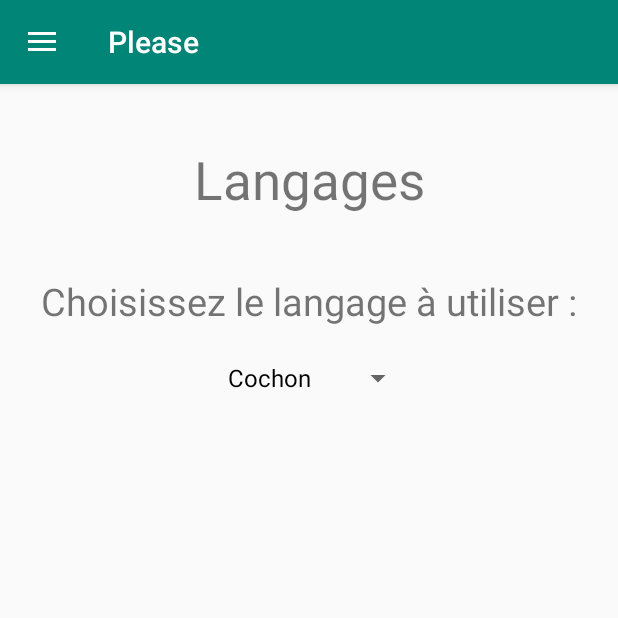
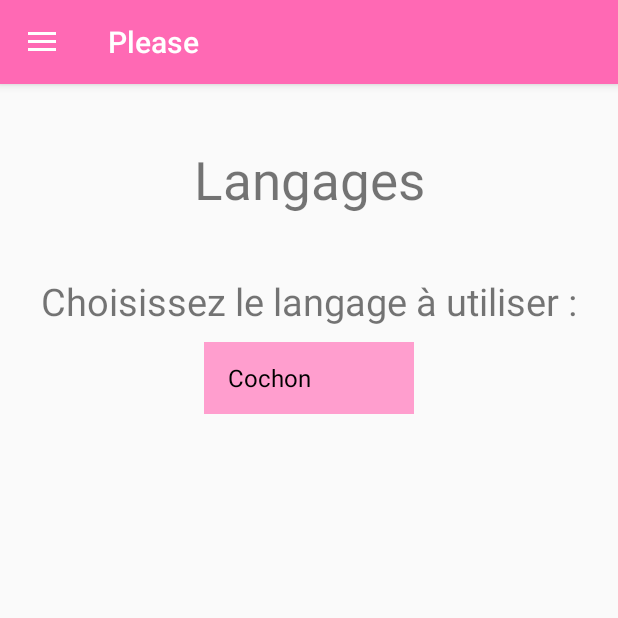
Before and after one commit to PinsardF/Gruiker, an Android app: the screen it shows after launch (MainActivity), after a tap on "Langages", on a phone screen of 412 x 824 dp, the top half of it. Run offline under Robolectric (Android 15) with nearby library versions, the phone set to English and light mode, and no system bars; 1 other tap on this screen came first.

Commit message:
Languages layout : colors progressed Next objective : implement "add a language" form

```diff
--- a/app/src/main/java/com/example/gruiker/Model/MainActivity.java
+++ b/app/src/main/java/com/example/gruiker/Model/MainActivity.java
@@ -3,6 +3,7 @@ package com.example.gruiker.Model;
 import android.content.Context;
 import android.content.SharedPreferences;
 import android.graphics.Color;
+import android.graphics.drawable.ColorDrawable;
 import android.os.Bundle;
 import android.view.MenuItem;
 import android.widget.Toast;
@@ -42,13 +43,13 @@ public class MainActivity extends AppCompatActivity {
         String current_language = sharedPreferences.getString("current_language","");
         if(current_language.equals("")){
             editor.putString("current_language","Cochon");
-            editor.putString("current_primarycolor","#D81B60");
+            editor.putString("current_primarycolor","#FF9ECE");
             editor.putString("current_primarycolordark","#FF69B4");
             editor.putString("current_beginning","Gr");
             editor.putString("current_middle","u");
             editor.putString("current_ending","ik");
             editor.apply();
-        }//else{}   Changer le thème pour celui resté dans le cache
+        }
 
         colorPrimary = sharedPreferences.getString("current_primarycolor","");//Détermination des couleurs
         colorPrimaryDark = sharedPreferences.getString("current_primarycolordark","");
@@ -61,13 +62,16 @@ public class MainActivity extends AppCompatActivity {
 
         getSupportActionBar().setDisplayHomeAsUpEnabled(true);
 
+        //Couleur de la barre d'action
+        getSupportActionBar().setBackgroundDrawable(new ColorDrawable(Color.parseColor(colorPrimaryDark)));
+
         Fragment fragment = new TwitterFragment();//Affichage du Fragment par défaut (le Fragment TwitterFragment)
         FragmentTransaction ft = getSupportFragmentManager().beginTransaction();
         ft.replace(R.id.activity_main_frame_layout, fragment);
         ft.commit();
 
         nv = (NavigationView)findViewById(R.id.nv);//Mise en place du NavigationDrawer
-        nv.getHeaderView(0).setBackgroundColor(Color.parseColor("#FF69B4"));
+        nv.getHeaderView(0).setBackgroundColor(Color.parseColor(colorPrimary));
         nv.setNavigationItemSelectedListener(new NavigationView.OnNavigationItemSelectedListener() {
             @Override
             public boolean onNavigationItemSelected(@NonNull MenuItem item) {
@@ -76,7 +80,7 @@ public class MainActivity extends AppCompatActivity {
                 switch(id)
                 {
                     case R.id.language:
-                        fragment = new LanguagesFragment();
+                        fragment = new LanguagesFragment(colorPrimary);
                         break;
                     case R.id.settings:
                         fragment = new SettingsFragment();
--- a/app/src/main/java/com/example/gruiker/View/LanguagesFragment.java
+++ b/app/src/main/java/com/example/gruiker/View/LanguagesFragment.java
@@ -1,5 +1,6 @@
 package com.example.gruiker.View;
 
+import android.graphics.Color;
 import android.os.Bundle;
 import android.view.LayoutInflater;
 import android.view.View;
@@ -23,7 +24,13 @@ import java.util.ArrayList;
 
 public class LanguagesFragment extends Fragment {
 
+    String color;
+
     private LanguagesViewModel languagesViewModel;
+
+    public LanguagesFragment(String color){
+        this.color = color;
+    }
 
     public View onCreateView(@NonNull LayoutInflater inflater,
                              ViewGroup container, Bundle savedInstanceState) {
@@ -39,6 +46,7 @@ public class LanguagesFragment extends Fragment {
         ArrayAdapter<String> adapter = new ArrayAdapter<>(getContext(),R.layout.support_simple_spinner_dropdown_item,languages_list);
         adapter.setDropDownViewResource(R.layout.support_simple_spinner_dropdown_item);
         spinner.setAdapter(adapter);
+        spinner.setBackgroundColor(Color.parseColor(color));
 
         return root;
     }
--- a/app/src/main/res/layout/activity_main.xml
+++ b/app/src/main/res/layout/activity_main.xml
@@ -17,8 +17,6 @@
             android:layout_width="match_parent"
             android:layout_height="match_parent" />
 
-
-
     </RelativeLayout>
 
     <com.google.android.material.navigation.NavigationView
```
Also changed, not shown: app/src/main/res/drawable/gradient_spinner.xml (deleted, +0 -16 lines).
